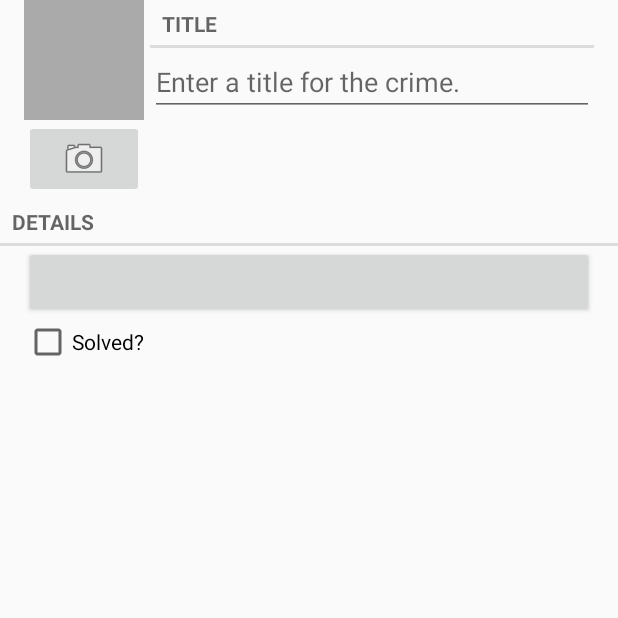
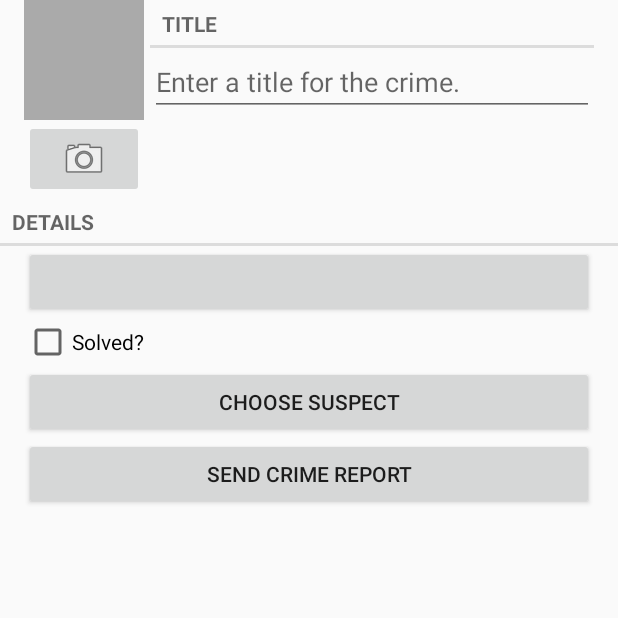
Before and after one commit to nsquire/bnr-android-programming, an Android app: the fragment CrimeFragment placed in its activity, on a phone screen of 412 x 824 dp, the top half of it. Run offline under Robolectric (Android 15) with nearby library versions, the phone set to English and light mode, and no system bars; 6 statements that could not run were skipped.

Commit message:
Finishing up chapter 21.

```diff
--- a/CriminalIntent/criminalIntent/src/main/res/layout-land/fragment_crime.xml
+++ b/CriminalIntent/criminalIntent/src/main/res/layout-land/fragment_crime.xml
@@ -76,5 +76,28 @@
             android:layout_height="wrap_content"
             android:layout_weight="1"
             android:text="@string/crime_solved_label" />
+
+        <LinearLayout
+            android:layout_width="match_parent"
+            android:layout_height="wrap_content"
+            android:layout_marginLeft="16dp"
+            android:layout_marginRight="16dp"
+            android:orientation="horizontal">
+
+            <Button
+                android:id="@+id/crime_suspectButton"
+                android:layout_width="wrap_content"
+                android:layout_height="wrap_content"
+                android:layout_weight="1"
+                android:text="@string/crime_suspect_text" />
+
+            <Button
+                android:id="@+id/crime_reportButton"
+                android:layout_width="wrap_content"
+                android:layout_height="wrap_content"
+                android:layout_weight="1"
+                android:text="@string/crime_report_text" />
+
+        </LinearLayout>
     </LinearLayout>
 </LinearLayout>
--- a/CriminalIntent/criminalIntent/src/main/res/layout/fragment_crime.xml
+++ b/CriminalIntent/criminalIntent/src/main/res/layout/fragment_crime.xml
@@ -72,4 +72,20 @@
         android:layout_marginLeft="16dp"
         android:layout_marginRight="16dp"
         android:text="@string/crime_solved_label" />
+
+    <Button
+        android:id="@+id/crime_suspectButton"
+        android:layout_width="match_parent"
+        android:layout_height="wrap_content"
+        android:layout_marginLeft="16dp"
+        android:layout_marginRight="16dp"
+        android:text="@string/crime_suspect_text" />
+
+    <Button
+        android:id="@+id/crime_reportButton"
+        android:layout_width="match_parent"
+        android:layout_height="wrap_content"
+        android:layout_marginLeft="16dp"
+        android:layout_marginRight="16dp"
+        android:text="@string/crime_report_text" />
 </LinearLayout>
--- a/CriminalIntent/criminalIntent/src/main/res/values/strings.xml
+++ b/CriminalIntent/criminalIntent/src/main/res/values/strings.xml
@@ -10,6 +10,17 @@
     <string name="crimes_title">Crimes</string>
     <string name="title_activity_crime_pager">Crime Pager Activity</string>
     <string name="date_picker_title">Date of crime:</string>
+    <string name="crime_suspect_text">Choose Suspect</string>
+    <string name="crime_report_text">Send Crime Report</string>
+    <string name="crime_report">%1$s!
+        The crime was discovered on %2$s. %3$s, and %4$s
+    </string>
+    <string name="crime_report_solved">The case is solved</string>
+    <string name="crime_report_unsolved">The case is not solved</string>
+    <string name="crime_report_no_suspect">There is no suspect.</string>
+    <string name="crime_report_suspect">The suspect is %s.</string>
+    <string name="crime_report_subject">CriminalIntent Crime Report</string>
+    <string name="send_report">Send crime report via</string>
 
     <!-- Options Menu -->
     <string name="new_crime">New Crime</string>
@@ -20,6 +31,5 @@
 
     <!-- Camera -->
     <string name="take">Take!</string>
-    <string name="hello_blank_fragment">Hello blank fragment</string>
 
 </resources>
```
Also changed, not shown: CriminalIntent/criminalIntent/src/main/java/com/nick/android/criminalIntent/Crime.java (+14 -0 lines), CriminalIntent/criminalIntent/src/main/java/com/nick/android/criminalIntent/CrimeFragment.java (+94 -0 lines).
